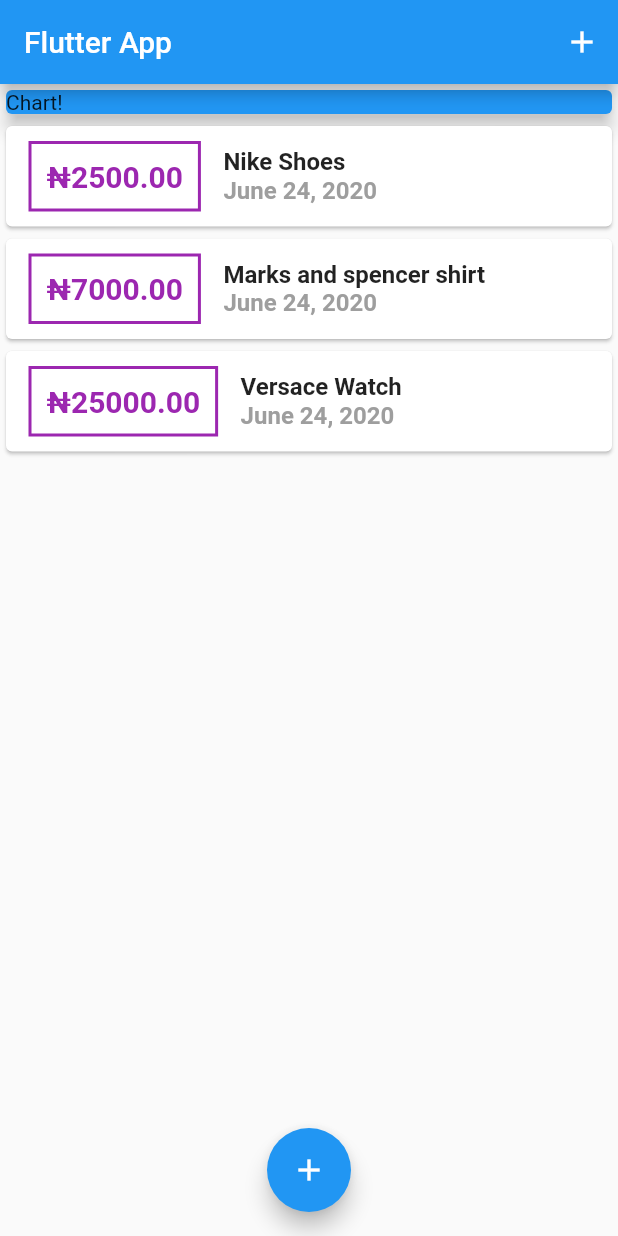
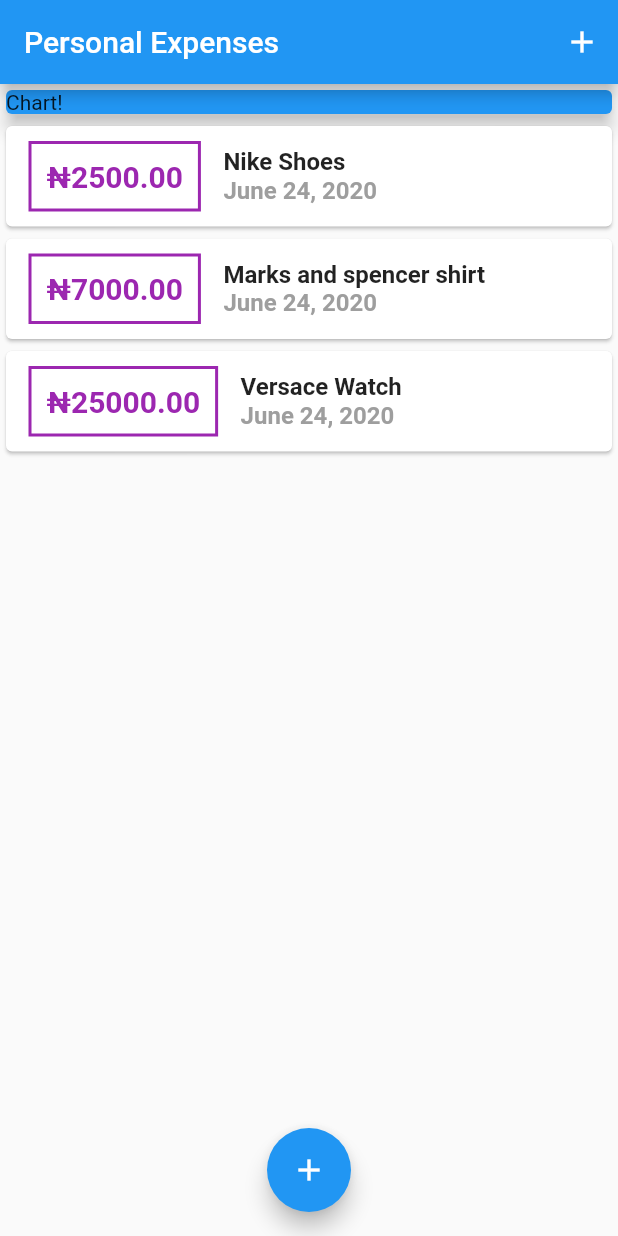
Before and after one commit to eldeeno/personal_expense_app, a Flutter app: the screen it shows after launch, on a phone screen of 412 x 824 dp. Run offline on Flutter 3.47's test engine with Material 2 defaults, Android fonts, the phone set to English and light mode, and no system bars.

Commit message:
Fixed APp title

```diff
--- a/lib/main.dart
+++ b/lib/main.dart
@@ -11,7 +11,7 @@ class MyApp extends StatelessWidget {
   @override
   Widget build(BuildContext context) {
     return MaterialApp(
-      title: 'Flutter App',
+      title: 'Personal Expenses',
       home: MyHomePage(),
     );
   }
@@ -72,7 +72,7 @@ class _MyHomePageState extends State<MyHomePage> {
   Widget build(BuildContext context) {
     return Scaffold(
         appBar: AppBar(
-          title: Text('Flutter App'),
+          title: Text('Personal Expenses'),
           actions: <Widget>[
             IconButton(
                 icon: Icon(Icons.add), onPressed: () => _showAddNewTx(context)),
```
